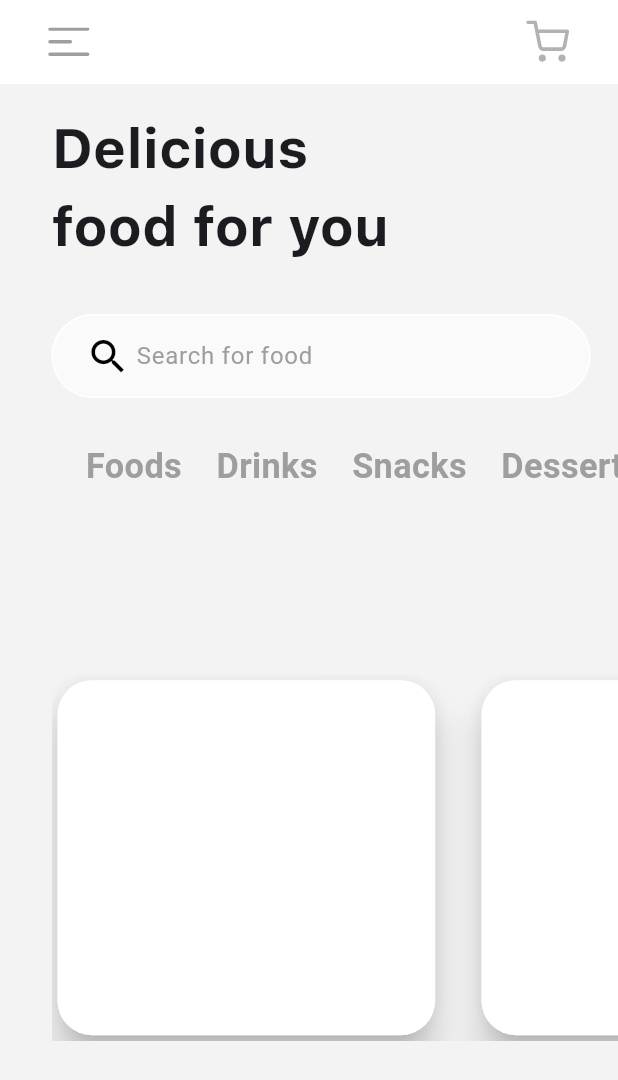
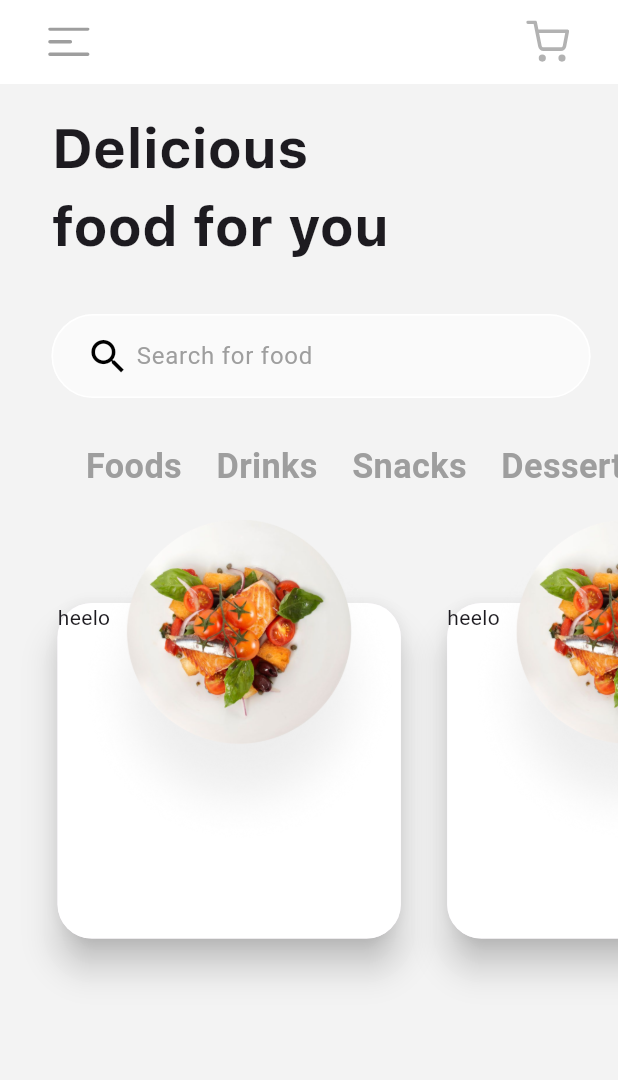
Before and after one commit to anuj-1637/food_delivery_app, a Flutter app: the Home_Screen screen opened directly, on a phone screen of 412 x 824 dp. Shown: the top 1080 px of the screen. Run offline on Flutter 3.47's test engine with Material 3 defaults, Android fonts, the phone set to English and light mode, and no system bars; our stand-ins replace flutter_screenutil, flutter_svg, font_awesome_flutter, rive; project files that could hold a hidden picture were left out.

Commit message:
food app

```diff
--- a/lib/Screens/home_screen.dart
+++ b/lib/Screens/home_screen.dart
@@ -113,27 +113,40 @@ class Home_Screen_State extends State<Home_Screen> {
                 ),
               ),
             ),
-            SizedBox(height: 70.h),
+            SizedBox(height: 30.h),
+
             SizedBox(
-              height: 190.h,
+              height: 180.h,
               child: ListView.separated(
+                clipBehavior: Clip.none,
                 itemCount: 10,
                 scrollDirection: Axis.horizontal,
                 itemBuilder: (context, index) {
-                  return Card(
+                  return Stack(
+                    clipBehavior: Clip.none,
+                    children: [
+                      Card(
                         elevation: 10,
                         shape: RoundedRectangleBorder(
                           borderRadius: BorderRadius.circular(20.r),
                         ),
                         child: Container(
-                      width: 220.w,
-                      height: 190.h,
+                          width: 200.w,
+                          height: 180.h,
                           decoration: BoxDecoration(
                             color: Colors.white,
                             borderRadius: BorderRadius.circular(20.r),
                           ),
-                      child: Stack(children: []),
+                          child: Text('heelo'),
                         ),
+                      ),
+                      Positioned(
+                        top: -40.h,
+                        left: 12.w,
+                        child: Image.asset("assets/images/Mask Group.png"),
+                        width: 194.16.w,
+                      ),
+                    ],
                   );
                 },
                 separatorBuilder: (context, index) {
```
Lines whose indentation alone changed are shown as unchanged.
